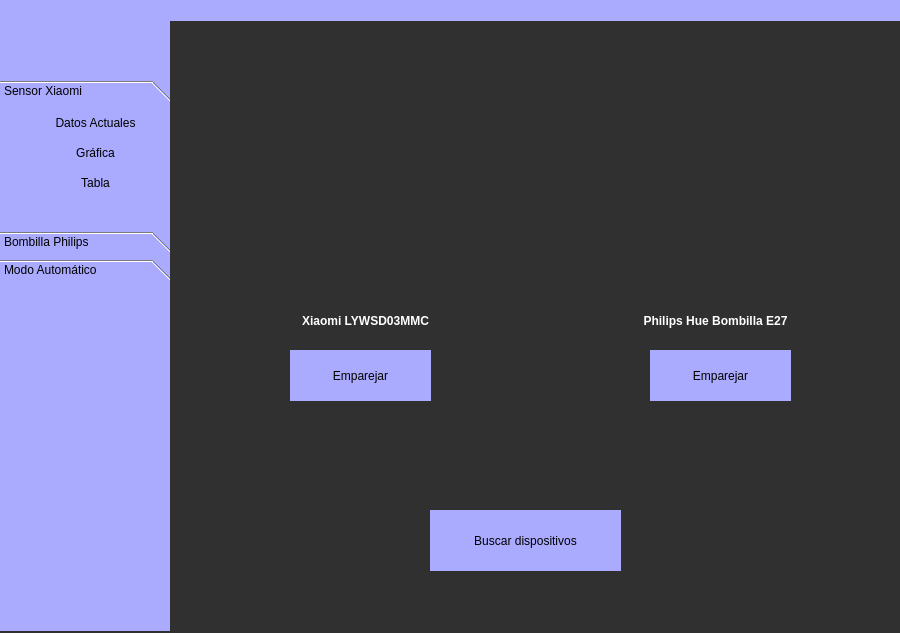
Before: the Qt Designer form gui_app.ui in patmar1224/BLE-python, drawn with Qt 5.
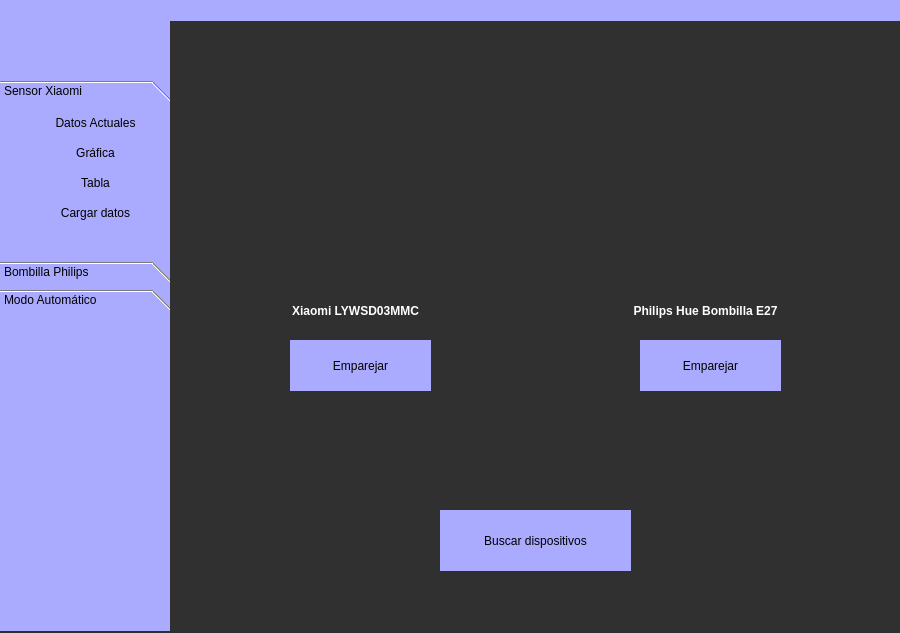
After: the same form once the commit is applied. The open tabs and pages were chosen to show the change. Icons and pictures are not drawn. Custom widgets are drawn as their Qt base class.

```diff
--- a/gui_app.ui
+++ b/gui_app.ui
@@ -109,7 +109,7 @@
        <x>0</x>
        <y>80</y>
        <width>191</width>
-       <height>201</height>
+       <height>231</height>
       </rect>
      </property>
      <property name="sizePolicy">
@@ -131,7 +131,7 @@
         <x>0</x>
         <y>0</y>
         <width>191</width>
-        <height>93</height>
+        <height>123</height>
        </rect>
       </property>
       <property name="sizePolicy">
@@ -246,6 +246,38 @@
          <normaloff>:/cct/iconos/table-grid.png</normaloff>:/cct/iconos/table-grid.png</iconset>
        </property>
       </widget>
+      <widget class="QPushButton" name="boton1_4">
+       <property name="geometry">
+        <rect>
+         <x>0</x>
+         <y>90</y>
+         <width>191</width>
+         <height>30</height>
+        </rect>
+       </property>
+       <property name="sizePolicy">
+        <sizepolicy hsizetype="Expanding" vsizetype="Expanding">
+         <horstretch>0</horstretch>
+         <verstretch>0</verstretch>
+        </sizepolicy>
+       </property>
+       <property name="styleSheet">
+        <string notr="true">QPushButton{
+	border-radus:Spx;
+}
+QPushButton:hover{
+	background-color:rgb(146, 142, 255);
+}
+</string>
+       </property>
+       <property name="text">
+        <string>Cargar datos</string>
+       </property>
+       <property name="icon">
+        <iconset resource="logo.qrc">
+         <normaloff>:/cct/iconos/cloud-storage-download.png</normaloff>:/cct/iconos/cloud-storage-download.png</iconset>
+       </property>
+      </widget>
       <zorder>boton1_2</zorder>
       <zorder>boton1_3</zorder>
       <zorder>boton1_1</zorder>
@@ -352,8 +384,8 @@
    <widget class="QStackedWidget" name="stackedWidget">
     <property name="geometry">
      <rect>
-      <x>180</x>
-      <y>30</y>
+      <x>170</x>
+      <y>20</y>
       <width>730</width>
       <height>620</height>
      </rect>
@@ -401,41 +433,6 @@
       <property name="frameShadow">
        <enum>QFrame::Raised</enum>
       </property>
-      <widget class="QPushButton" name="boton_buscar">
-       <property name="geometry">
-        <rect>
-         <x>250</x>
-         <y>470</y>
-         <width>191</width>
-         <height>61</height>
-        </rect>
-       </property>
-       <property name="sizePolicy">
-        <sizepolicy hsizetype="Expanding" vsizetype="Expanding">
-         <horstretch>0</horstretch>
-         <verstretch>0</verstretch>
-        </sizepolicy>
-       </property>
-       <property name="styleSheet">
-        <string notr="true">background-color: rgb(170, 170, 255);
-
-
-</string>
-       </property>
-       <property name="text">
-        <string>Buscar dispositivos</string>
-       </property>
-       <property name="icon">
-        <iconset resource="logo.qrc">
-         <normaloff>:/cct/iconos/bluetooth_111074.png</normaloff>:/cct/iconos/bluetooth_111074.png</iconset>
-       </property>
-       <property name="iconSize">
-        <size>
-         <width>35</width>
-         <height>35</height>
-        </size>
-       </property>
-      </widget>
       <widget class="QLabel" name="nombre_sensor1">
        <property name="geometry">
         <rect>
@@ -528,48 +525,6 @@
         </rect>
        </property>
       </widget>
-      <widget class="QPushButton" name="boton_emparejar">
-       <property name="geometry">
-        <rect>
-         <x>110</x>
-         <y>310</y>
-         <width>141</width>
-         <height>51</height>
-        </rect>
-       </property>
-       <property name="styleSheet">
-        <string notr="true">background-color: rgb(170, 170, 255);
-font: 75 italic 14pt &quot;PibotoLt&quot;;</string>
-       </property>
-       <property name="text">
-        <string>Emparejar</string>
-       </property>
-       <property name="icon">
-        <iconset resource="logo.qrc">
-         <normaloff>:/cct/iconos/pair.png</normaloff>:/cct/iconos/pair.png</iconset>
-       </property>
-      </widget>
-      <widget class="QPushButton" name="boton_emparejar_bombilla">
-       <property name="geometry">
-        <rect>
-         <x>470</x>
-         <y>310</y>
-         <width>141</width>
-         <height>51</height>
-        </rect>
-       </property>
-       <property name="styleSheet">
-        <string notr="true">background-color: rgb(170, 170, 255);
-font: 75 italic 14pt &quot;PibotoLt&quot;;</string>
-       </property>
-       <property name="text">
-        <string>Emparejar</string>
-       </property>
-       <property name="icon">
-        <iconset resource="logo.qrc">
-         <normaloff>:/cct/iconos/pair.png</normaloff>:/cct/iconos/pair.png</iconset>
-       </property>
-      </widget>
       <widget class="QLineEdit" name="mensaje_emparejar_bombilla">
        <property name="geometry">
         <rect>
@@ -580,6 +535,157 @@
         </rect>
        </property>
       </widget>
+      <widget class="QFrame" name="frame_9">
+       <property name="geometry">
+        <rect>
+         <x>120</x>
+         <y>310</y>
+         <width>141</width>
+         <height>51</height>
+        </rect>
+       </property>
+       <property name="styleSheet">
+        <string notr="true">background-color: rgb(170, 170, 255);</string>
+       </property>
+       <property name="frameShape">
+        <enum>QFrame::StyledPanel</enum>
+       </property>
+       <property name="frameShadow">
+        <enum>QFrame::Raised</enum>
+       </property>
+       <widget class="QPushButton" name="boton_emparejar">
+        <property name="geometry">
+         <rect>
+          <x>0</x>
+          <y>0</y>
+          <width>141</width>
+          <height>51</height>
+         </rect>
+        </property>
+        <property name="styleSheet">
+         <string notr="true">QPushButton{
+	font: 75 italic 14pt &quot;PibotoLt&quot;;
+	border-radus:Spx;
+}
+QPushButton:hover{
+	background-color:rgb(146, 142, 255);
+}
+font: 75 italic 14pt &quot;PibotoLt&quot;;</string>
+        </property>
+        <property name="text">
+         <string>Emparejar</string>
+        </property>
+        <property name="icon">
+         <iconset resource="logo.qrc">
+          <normaloff>:/cct/iconos/pair.png</normaloff>:/cct/iconos/pair.png</iconset>
+        </property>
+       </widget>
+      </widget>
+      <widget class="QFrame" name="frame_10">
+       <property name="geometry">
+        <rect>
+         <x>470</x>
+         <y>310</y>
+         <width>141</width>
+         <height>51</height>
+        </rect>
+       </property>
+       <property name="styleSheet">
+        <string notr="true">background-color: rgb(170, 170, 255);</string>
+       </property>
+       <property name="frameShape">
+        <enum>QFrame::StyledPanel</enum>
+       </property>
+       <property name="frameShadow">
+        <enum>QFrame::Raised</enum>
+       </property>
+       <widget class="QPushButton" name="boton_emparejar_bombilla">
+        <property name="geometry">
+         <rect>
+          <x>0</x>
+          <y>0</y>
+          <width>141</width>
+          <height>51</height>
+         </rect>
+        </property>
+        <property name="styleSheet">
+         <string notr="true">QPushButton{
+	font: 75 italic 14pt &quot;PibotoLt&quot;;
+	border-radus:Spx;
+}
+QPushButton:hover{
+	background-color:rgb(146, 142, 255);
+}
+</string>
+        </property>
+        <property name="text">
+         <string>Emparejar</string>
+        </property>
+        <property name="icon">
+         <iconset resource="logo.qrc">
+          <normaloff>:/cct/iconos/pair.png</normaloff>:/cct/iconos/pair.png</iconset>
+        </property>
+       </widget>
+      </widget>
+      <widget class="QFrame" name="frame_11">
+       <property name="geometry">
+        <rect>
+         <x>270</x>
+         <y>480</y>
+         <width>191</width>
+         <height>61</height>
+        </rect>
+       </property>
+       <property name="styleSheet">
+        <string notr="true">background-color: rgb(170, 170, 255);</string>
+       </property>
+       <property name="frameShape">
+        <enum>QFrame::StyledPanel</enum>
+       </property>
+       <property name="frameShadow">
+        <enum>QFrame::Raised</enum>
+       </property>
+       <widget class="QPushButton" name="boton_buscar">
+        <property name="geometry">
+         <rect>
+          <x>0</x>
+          <y>0</y>
+          <width>191</width>
+          <height>61</height>
+         </rect>
+        </property>
+        <property name="sizePolicy">
+         <sizepolicy hsizetype="Expanding" vsizetype="Expanding">
+          <horstretch>0</horstretch>
+          <verstretch>0</verstretch>
+         </sizepolicy>
+        </property>
+        <property name="styleSheet">
+         <string notr="true">QPushButton{
+	border-radus:Spx;
+}
+QPushButton:hover{
+	background-color:rgb(146, 142, 255);
+}
+
+
+</string>
+        </property>
+        <property name="text">
+         <string>Buscar dispositivos</string>
+        </property>
+        <property name="icon">
+         <iconset resource="logo.qrc">
+          <normaloff>:/cct/iconos/bluetooth_111074.png</normaloff>:/cct/iconos/bluetooth_111074.png</iconset>
+        </property>
+        <property name="iconSize">
+         <size>
+          <width>35</width>
+          <height>35</height>
+         </size>
+        </property>
+       </widget>
+      </widget>
      </widget>
     </widget>
     <widget class="QWidget" name="sensor1_1">
```
Left out of the diff: 567 changed lines with no effect on the pictures.
